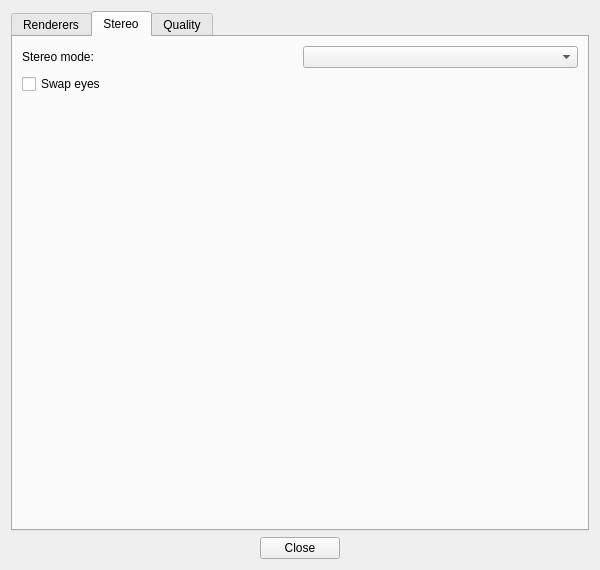
Before: the Qt Designer form vox-desk-qt/src/vvprefdialog.ui in deskvox/deskvox, drawn with Qt 5.
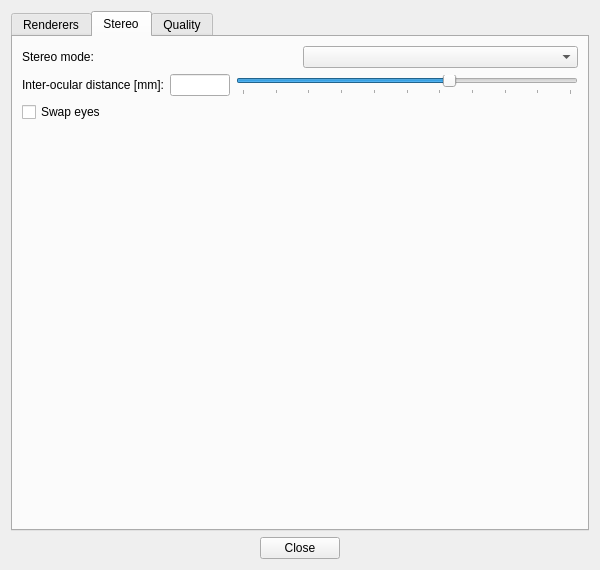
After: the same form once the commit is applied. The open tabs and pages were chosen to show the change.

Commit message: GUI to adjust ocular eye distance

Diff of the .ui file:
```diff
--- a/vox-desk-qt/src/vvprefdialog.ui
+++ b/vox-desk-qt/src/vvprefdialog.ui
@@ -439,6 +439,46 @@
          </item>
         </layout>
        </item>
+       <item>
+        <layout class="QHBoxLayout" name="stereoDistLayout">
+         <item>
+          <widget class="QLabel" name="stereoDistLabel">
+           <property name="text">
+            <string>Inter-ocular distance [mm]:</string>
+           </property>
+          </widget>
+         </item>
+         <item>
+          <widget class="QLineEdit" name="stereoDistEdit">
+           <property name="maximumSize">
+            <size>
+             <width>60</width>
+             <height>16777215</height>
+            </size>
+           </property>
+          </widget>
+         </item>
+         <item>
+          <widget class="QSlider" name="stereoDistSlider">
+           <property name="maximum">
+            <number>100</number>
+           </property>
+           <property name="singleStep">
+            <number>10</number>
+           </property>
+           <property name="sliderPosition">
+            <number>63</number>
+           </property>
+           <property name="orientation">
+            <enum>Qt::Horizontal</enum>
+           </property>
+           <property name="tickPosition">
+            <enum>QSlider::TicksBelow</enum>
+           </property>
+          </widget>
+         </item>
+        </layout>
+       </item>
        <item>
         <widget class="QCheckBox" name="swapEyesBox">
          <property name="text">
```
Left out of the diff: 14 changed lines with no effect on the pictures. The commit also changes 6 other files.
